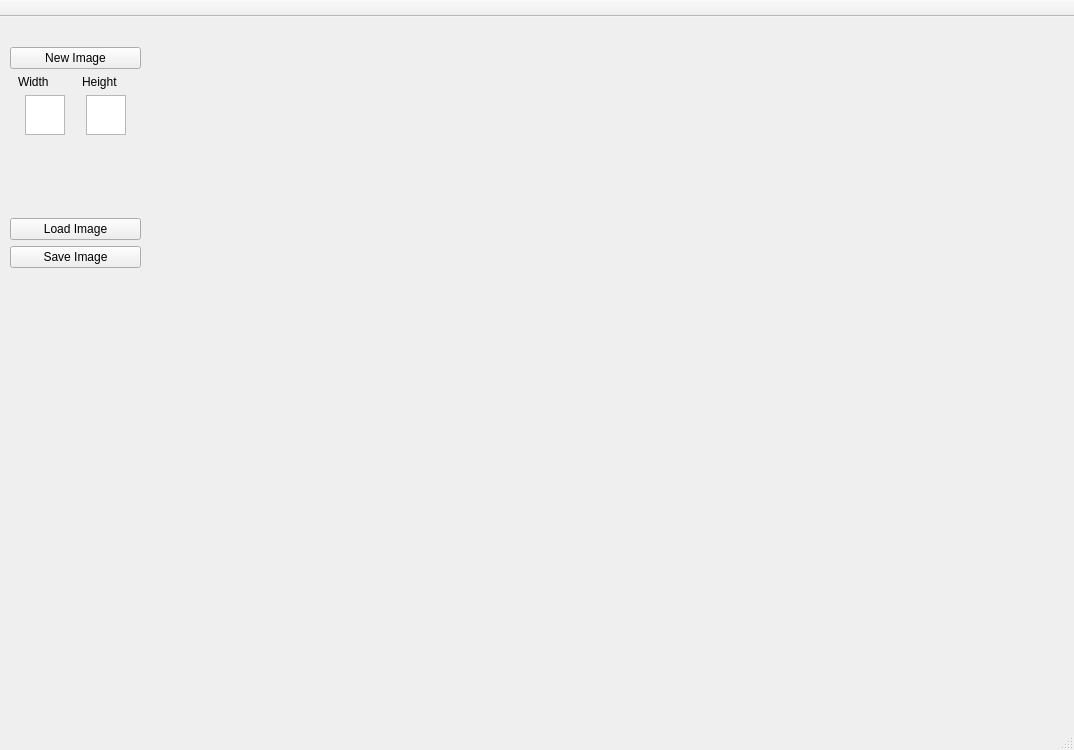
Sof-valur/Paint-, file PaintPP/mainwindow.ui: the form before one commit.
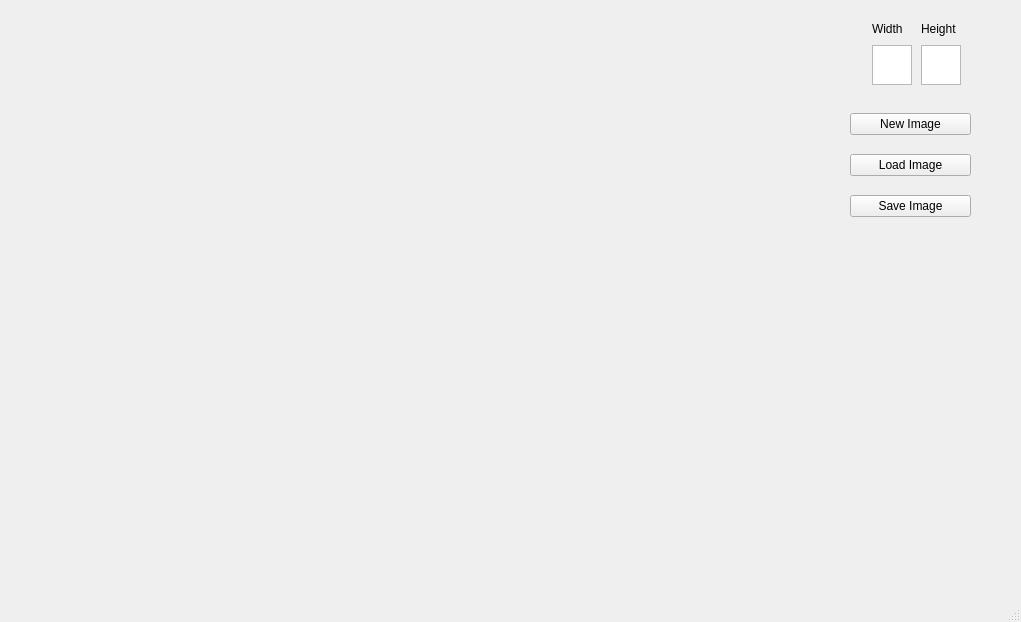
The form after the commit. Icons and pictures are not drawn.

```diff
--- a/PaintPP/mainwindow.ui
+++ b/PaintPP/mainwindow.ui
@@ -6,8 +6,8 @@
    <rect>
     <x>0</x>
     <y>0</y>
-    <width>1074</width>
-    <height>750</height>
+    <width>1021</width>
+    <height>622</height>
    </rect>
   </property>
   <property name="windowTitle">
@@ -24,12 +24,21 @@
    <widget class="QLabel" name="Image_lbl">
     <property name="geometry">
      <rect>
-      <x>180</x>
-      <y>40</y>
-      <width>801</width>
-      <height>561</height>
+      <x>0</x>
+      <y>0</y>
+      <width>810</width>
+      <height>550</height>
      </rect>
     </property>
+    <property name="maximumSize">
+     <size>
+      <width>810</width>
+      <height>550</height>
+     </size>
+    </property>
+    <property name="cursor">
+     <cursorShape>CrossCursor</cursorShape>
+    </property>
     <property name="mouseTracking">
      <bool>true</bool>
     </property>
@@ -37,26 +46,29 @@
      <string/>
     </property>
    </widget>
-   <widget class="QWidget" name="verticalLayoutWidget">
+   <widget class="QFrame" name="verticalFrame_2">
     <property name="geometry">
      <rect>
-      <x>10</x>
-      <y>30</y>
-      <width>131</width>
-      <height>221</height>
+      <x>820</x>
+      <y>0</y>
+      <width>201</width>
+      <height>561</height>
      </rect>
     </property>
-    <layout class="QVBoxLayout" name="verticalLayout">
-     <item>
-      <widget class="QPushButton" name="New_Image">
-       <property name="text">
-        <string>New Image</string>
-       </property>
-      </widget>
-     </item>
-     <item>
-      <layout class="QHBoxLayout" name="horizontalLayout_2">
-       <item>
+    <property name="autoFillBackground">
+     <bool>false</bool>
+    </property>
+    <widget class="QFrame" name="formFrame">
+     <property name="geometry">
+      <rect>
+       <x>40</x>
+       <y>10</y>
+       <width>113</width>
+       <height>84</height>
+      </rect>
+     </property>
+     <layout class="QGridLayout" name="gridLayout">
+      <item row="0" column="1">
         <widget class="QLabel" name="Width_lbl">
          <property name="maximumSize">
           <size>
@@ -69,7 +81,7 @@
          </property>
         </widget>
        </item>
-       <item>
+      <item row="0" column="2">
         <widget class="QLabel" name="Height_lbl">
          <property name="maximumSize">
           <size>
@@ -82,21 +94,7 @@
          </property>
         </widget>
        </item>
-      </layout>
-     </item>
-     <item>
-      <layout class="QHBoxLayout" name="horizontalLayout">
-       <item>
-        <widget class="QPlainTextEdit" name="Width_num">
-         <property name="maximumSize">
-          <size>
-           <width>40</width>
-           <height>40</height>
-          </size>
-         </property>
-        </widget>
-       </item>
-       <item>
+      <item row="1" column="2">
         <widget class="QPlainTextEdit" name="Height_num">
          <property name="maximumSize">
           <size>
@@ -106,20 +104,34 @@
          </property>
         </widget>
        </item>
-      </layout>
-     </item>
-     <item>
-      <spacer name="verticalSpacer">
-       <property name="orientation">
-        <enum>Qt::Vertical</enum>
-       </property>
-       <property name="sizeHint" stdset="0">
+      <item row="1" column="1">
+       <widget class="QPlainTextEdit" name="Width_num">
+        <property name="maximumSize">
         <size>
-         <width>20</width>
+          <width>40</width>
          <height>40</height>
         </size>
        </property>
-      </spacer>
+       </widget>
+      </item>
+     </layout>
+    </widget>
+    <widget class="QWidget" name="verticalLayoutWidget">
+     <property name="geometry">
+      <rect>
+       <x>30</x>
+       <y>100</y>
+       <width>121</width>
+       <height>131</height>
+      </rect>
+     </property>
+     <layout class="QVBoxLayout" name="verticalLayout">
+      <item>
+       <widget class="QPushButton" name="New_Image">
+        <property name="text">
+         <string>New Image</string>
+        </property>
+       </widget>
      </item>
      <item>
       <widget class="QPushButton" name="Load_Image">
@@ -138,34 +150,18 @@
     </layout>
    </widget>
   </widget>
+  </widget>
   <widget class="QMenuBar" name="menubar">
    <property name="geometry">
     <rect>
      <x>0</x>
      <y>0</y>
-     <width>1074</width>
+     <width>1021</width>
      <height>25</height>
     </rect>
    </property>
   </widget>
   <widget class="QStatusBar" name="statusbar"/>
-  <widget class="QToolBar" name="toolBar">
-   <property name="windowTitle">
-    <string>toolBar</string>
-   </property>
-   <property name="movable">
-    <bool>false</bool>
-   </property>
-   <property name="toolButtonStyle">
-    <enum>Qt::ToolButtonTextOnly</enum>
-   </property>
-   <attribute name="toolBarArea">
-    <enum>TopToolBarArea</enum>
-   </attribute>
-   <attribute name="toolBarBreak">
-    <bool>false</bool>
-   </attribute>
-  </widget>
  </widget>
  <resources/>
  <connections/>
```
Lines whose indentation alone changed are shown as unchanged.
